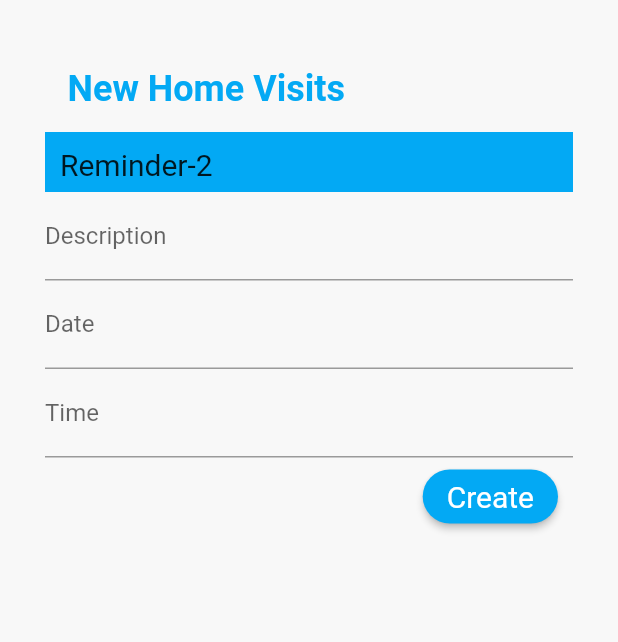
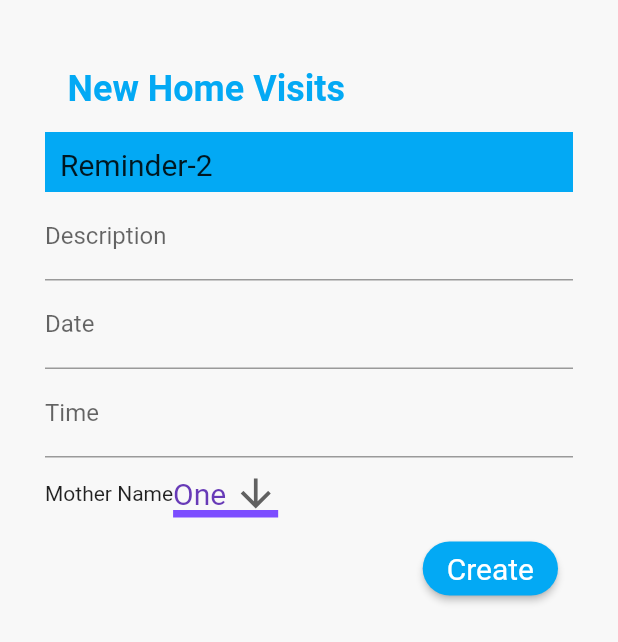
Before and after one commit to hiranthaPeiris/mum_care_app, a Flutter app: the HomePage screen opened directly, on a phone screen of 412 x 824 dp. Shown: the top 642 px of the screen. Run offline on Flutter 3.47's test engine with Material 2 defaults, Android fonts, the phone set to English and light mode, and no system bars; our stand-ins replace firebase_auth, firebase_core, flutter_svg; missing offline and left inert: sign_button; accounts and stored records are empty; project files that could hold a hidden picture were left out.

Commit message:
modified Mother name drop Down list

```diff
--- a/lib/screens/reminders/newHomeVisit.dart
+++ b/lib/screens/reminders/newHomeVisit.dart
@@ -1,7 +1,7 @@
 import 'package:flutter/material.dart';
 //import 'package:flutter_datetime_picker/flutter_datetime_picker.dart';
 
-void main() {
+/*void main() {
   runApp(MyApp());
 }
 
@@ -13,7 +13,7 @@ class MyApp extends StatelessWidget {
       home: HomePage(),
     ); //material app
   }
-}
+}*/
 
 class HomePage extends StatefulWidget {
   @override
@@ -23,7 +23,7 @@ class HomePage extends StatefulWidget {
 class _HomePageState extends State<HomePage> {
   TimeOfDay _time = TimeOfDay.now();
   TimeOfDay picked1;
-  Future<Null> selectTime(BuildContext context) async {
+  Future<Null> _selectTime(BuildContext context) async {
     picked1 = await showTimePicker(
       context: context,
       initialTime: _time,
@@ -52,11 +52,12 @@ class _HomePageState extends State<HomePage> {
   TextEditingController date = TextEditingController();
   TextEditingController time = TextEditingController();
   TextEditingController venue = TextEditingController();
+  TextEditingController motherName = TextEditingController();
 
   @override
   Widget build(BuildContext context) {
     //debugShowCheckedModeBanner:false;
-
+    String dropdownValue = 'One';
     return Scaffold(
       body: Padding(
         padding: EdgeInsets.all(30),
@@ -113,12 +114,56 @@ class _HomePageState extends State<HomePage> {
                         controller: time,
                         decoration: InputDecoration(
                           labelText: "Time",
-                          hintText: "${_time.hour}:${_time.hour}",
+                          hintText: "${_time.hour}:${_time.minute}",
                         ),
-                        onTap: () => selectTime(context),
+                        onTap: () => _selectTime(context),
                       ),
+                      /*TextFormField(
+                        controller: description,
+                        decoration: InputDecoration(
+                          labelText: "Mother Name",
+                          hintText: "Select the Mother Name",
+                        ),
+                      ),*/
                     ],
                   )
+                ],
+              ),
+            ),
+            Container(
+              alignment: Alignment.bottomRight,
+              child: Row(
+                children: <Widget>[
+                  Container(
+                    child: Text("Mother Name"),
+                    alignment: Alignment.bottomLeft,
+                  ),
+                  Container(
+                    alignment: Alignment.bottomRight,
+                    child: DropdownButton<String>(
+                      value: dropdownValue,
+                      icon: Icon(Icons.arrow_downward),
+                      iconSize: 30,
+                      elevation: 16,
+                      style: TextStyle(color: Colors.deepPurple, fontSize: 20),
+                      underline: Container(
+                        height: 5,
+                        color: Colors.deepPurpleAccent,
+                      ),
+                      onChanged: (String newValue) {
+                        setState(() {
+                          dropdownValue = newValue;
+                        });
+                      },
+                      items: <String>['One', 'Two', 'Free', 'Four']
+                          .map<DropdownMenuItem<String>>((String value) {
+                        return DropdownMenuItem<String>(
+                          value: value,
+                          child: Text(value),
+                        );
+                      }).toList(),
+                    ),
+                  ),
                 ],
               ),
             ),
```
